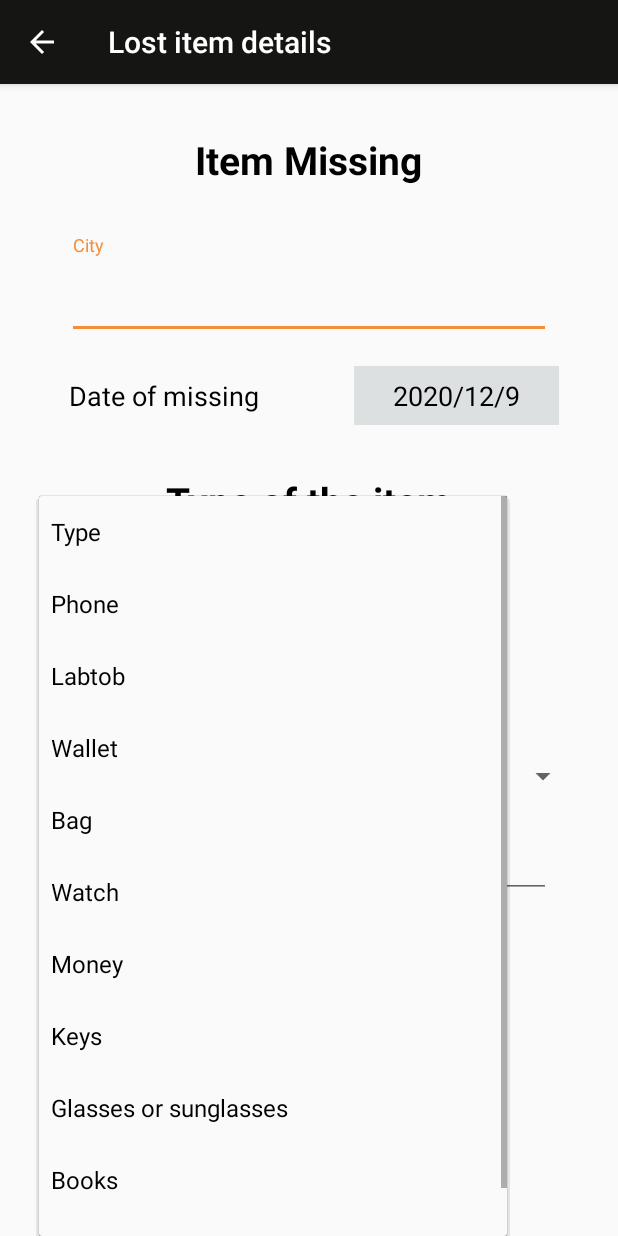
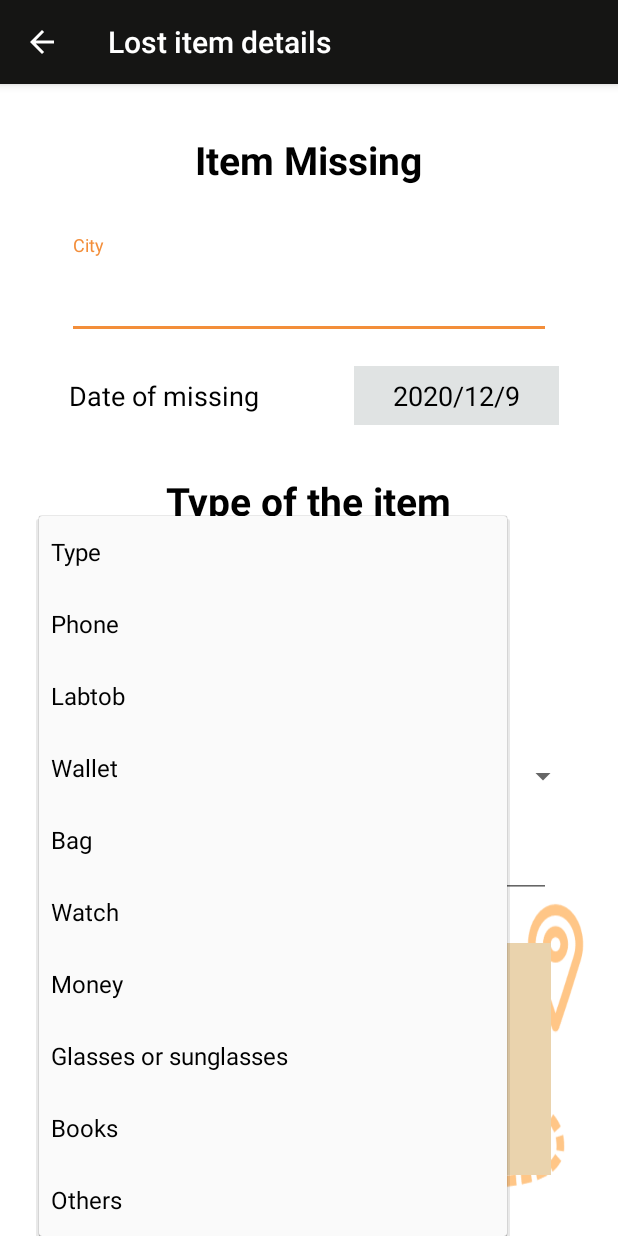
Before and after one commit to Esraa-Sayed/Good_Point, an Android app: the LostObjectDetailsActivity screen opened directly, with no data from a screen before it, after a tap on "Type", on a phone screen of 412 x 824 dp. Run offline under Robolectric (Android 15) with nearby library versions, the phone set to English and light mode, and no system bars; our stand-ins replace sdp/ssp sizes; 3 other taps on this screen came first.

Commit message:
Add background image

```diff
--- a/app/src/main/java/com/helloworld/goodpoint/ui/LostObjectDetailsActivity.java
+++ b/app/src/main/java/com/helloworld/goodpoint/ui/LostObjectDetailsActivity.java
@@ -61,7 +61,7 @@ public class LostObjectDetailsActivity extends AppCompatActivity implements View
             @Override
             public void onDateSet(DatePicker datePicker, int y, int m, int d) {
                 m++;
-                if (y > year || m > month || d > Day) {
+                if (y > year || (m > month && y >= year)|| (d > Day && m >= month && y >= year)) {
                     Toast.makeText(LostObjectDetailsActivity.this, "Unknown date", Toast.LENGTH_LONG).show();
                     String todayDate = year + "/" + (month + 1) + "/" + Day;
                     DateT.setText(todayDate);
--- a/app/src/main/res/layout/activity_lost_object_details.xml
+++ b/app/src/main/res/layout/activity_lost_object_details.xml
@@ -5,6 +5,7 @@
     xmlns:tools="http://schemas.android.com/tools"
     android:layout_width="match_parent"
     android:layout_height="match_parent"
+    android:background="@drawable/back_ground"
     >
     <LinearLayout
         android:layout_width="match_parent"
@@ -99,10 +100,10 @@
                 android:layout_weight="1"
                 android:text="@string/Object" />
         </LinearLayout>
-        <FrameLayout
+         <FrameLayout
             android:id="@+id/FragmentID"
             android:layout_width="match_parent"
-            android:layout_height="wrap_content"
+            android:layout_height="@dimen/_250sdp"
             android:layout_gravity="center"
             android:layout_margin="@dimen/_20sdp"
             />
--- a/app/src/main/res/layout/fragment_object.xml
+++ b/app/src/main/res/layout/fragment_object.xml
@@ -3,9 +3,10 @@
     xmlns:app="http://schemas.android.com/apk/res-auto"
     xmlns:tools="http://schemas.android.com/tools"
     android:layout_width="match_parent"
-    android:layout_height="match_parent"
+    android:layout_height="@dimen/_300sdp"
     android:orientation="vertical"
-    tools:context=".ui.PersonFragment">
+    tools:context=".ui.PersonFragment"
+    >
     <TextView
         android:layout_width="match_parent"
         android:layout_height="wrap_content"
@@ -40,5 +41,23 @@
             android:inputType="number"
             />
     </com.google.android.material.textfield.TextInputLayout>
-
+        <EditText
+            android:id="@+id/textArea_information"
+            android:layout_width="@dimen/_248sdp"
+            android:layout_height="@dimen/_130sdp"
+            android:hint="@string/Description"
+            android:textColorHighlight="#CC888585"
+            android:background="#EAD3AD"
+            android:gravity="top|left"
+            android:layout_gravity="center"
+            android:textColorHint="@color/cardview_dark_background"
+            android:inputType="textMultiLine"
+            android:overScrollMode="always"
+            android:scrollbarSize="@dimen/_5sdp"
+            android:scrollbars="vertical"
+            android:lines="6"
+            android:padding="@dimen/_10sdp"
+            android:textSize="@dimen/_15ssp"
+            android:scrollHorizontally="false"
+            style="@style/Widget.AppCompat.EditText"/>
 </LinearLayout>
--- a/app/src/main/res/layout/fragment_person.xml
+++ b/app/src/main/res/layout/fragment_person.xml
@@ -3,9 +3,10 @@
     xmlns:app="http://schemas.android.com/apk/res-auto"
     xmlns:tools="http://schemas.android.com/tools"
     android:layout_width="match_parent"
-    android:layout_height="match_parent"
+    android:layout_height="@dimen/_200sdp"
     android:orientation="vertical"
-    tools:context=".ui.PersonFragment">
+    tools:context=".ui.PersonFragment"
+    >
 
     <!-- TODO: Update blank fragment layout -->
     <TextView
--- a/app/src/main/res/values/strings.xml
+++ b/app/src/main/res/values/strings.xml
@@ -37,6 +37,7 @@
     <string name="AddObjectDetails">Add object details</string>
     <string name="SerialID">Serial ID</string>
     <string name="Match">Match</string>
+    <string name="Description">Description</string>
     <string-array name="Types">
         <item>Type</item>
         <item>Phone</item>
@@ -45,7 +46,6 @@
         <item>Bag</item>
         <item>Watch</item>
         <item>Money</item>
-        <item>Keys</item>
         <item>Glasses or sunglasses</item>
         <item>Books</item>
         <item>Others</item>
```
Also changed, not shown: app/src/main/res/drawable-v24/back_ground.png (added).
